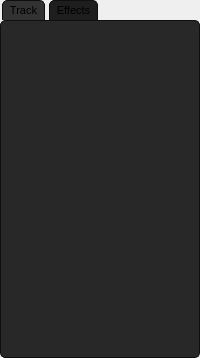
Old version of the form src/gui/infowidget.ui in the repository tom-23/Horizon.
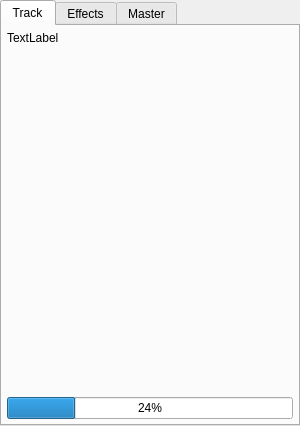
New version of the form.

Patch:
```diff
--- a/src/gui/infowidget.ui
+++ b/src/gui/infowidget.ui
@@ -6,19 +6,19 @@
    <rect>
     <x>0</x>
     <y>0</y>
-    <width>200</width>
-    <height>358</height>
+    <width>300</width>
+    <height>426</height>
    </rect>
   </property>
   <property name="minimumSize">
    <size>
-    <width>200</width>
+    <width>300</width>
     <height>0</height>
    </size>
   </property>
   <property name="maximumSize">
    <size>
-    <width>200</width>
+    <width>400</width>
     <height>16777215</height>
    </size>
   </property>
@@ -47,39 +47,7 @@
 	font-size: 11px;
 }
 
-QTabWidget::pane { /* The tab widget frame */
-border-top: 1px solid #0f0f0f;
-
-border: 1px Solid #0f0f0f;	
-	border-radius: 5px;
-background-color: #282828;
-}
-QTabWidget::tab-bar {
-
-}
-/* Style the tab using the tab sub-control. Note that it reads QTabBar _not_ QTabWidget */
-QTabBar::tab {
-font-size: 11px;
-background-color: #1e1e1e;
-border: 1px Solid #0f0f0f;	
-border-bottom-color: #1e1e1e; /* same as the pane color */
-border-top-left-radius: 5px;
-border-top-right-radius: 5px;
-min-width: 8ex;
-padding: 2px;
-padding-left: 5px;
-padding-right: 5px;
-margin-left: 2px;
-margin-right: 2px;
-}
-
-QTabBar::tab:selected {
-border: 1px Solid #0f0f0f;	
-background-color: #323232;
-border-bottom-color: #323232;
-}
-QTabBar::tab:!selected {
-}</string>
+</string>
   </property>
   <layout class="QVBoxLayout" name="verticalLayout_2">
    <property name="spacing">
@@ -105,10 +73,54 @@
      <property name="elideMode">
       <enum>Qt::ElideLeft</enum>
      </property>
-     <widget class="QWidget" name="tab">
+     <widget class="QWidget" name="trackTab">
       <attribute name="title">
        <string>Track</string>
       </attribute>
+      <layout class="QVBoxLayout" name="verticalLayout_4">
+       <property name="spacing">
+        <number>5</number>
+       </property>
+       <property name="leftMargin">
+        <number>5</number>
+       </property>
+       <property name="topMargin">
+        <number>5</number>
+       </property>
+       <property name="rightMargin">
+        <number>5</number>
+       </property>
+       <property name="bottomMargin">
+        <number>5</number>
+       </property>
+       <item>
+        <widget class="QLabel" name="title">
+         <property name="text">
+          <string>TextLabel</string>
+         </property>
+        </widget>
+       </item>
+       <item>
+        <spacer name="verticalSpacer">
+         <property name="orientation">
+          <enum>Qt::Vertical</enum>
+         </property>
+         <property name="sizeHint" stdset="0">
+          <size>
+           <width>20</width>
+           <height>40</height>
+          </size>
+         </property>
+        </spacer>
+       </item>
+       <item>
+        <widget class="QProgressBar" name="outputMeter">
+         <property name="value">
+          <number>24</number>
+         </property>
+        </widget>
+       </item>
+      </layout>
      </widget>
      <widget class="QWidget" name="tab_2">
       <attribute name="title">
@@ -226,6 +238,11 @@
        </item>
       </layout>
      </widget>
+     <widget class="QWidget" name="tab">
+      <attribute name="title">
+       <string>Master</string>
+      </attribute>
+     </widget>
     </widget>
    </item>
   </layout>
```
Left out of the diff: 6 changed lines with no effect on the pictures.
